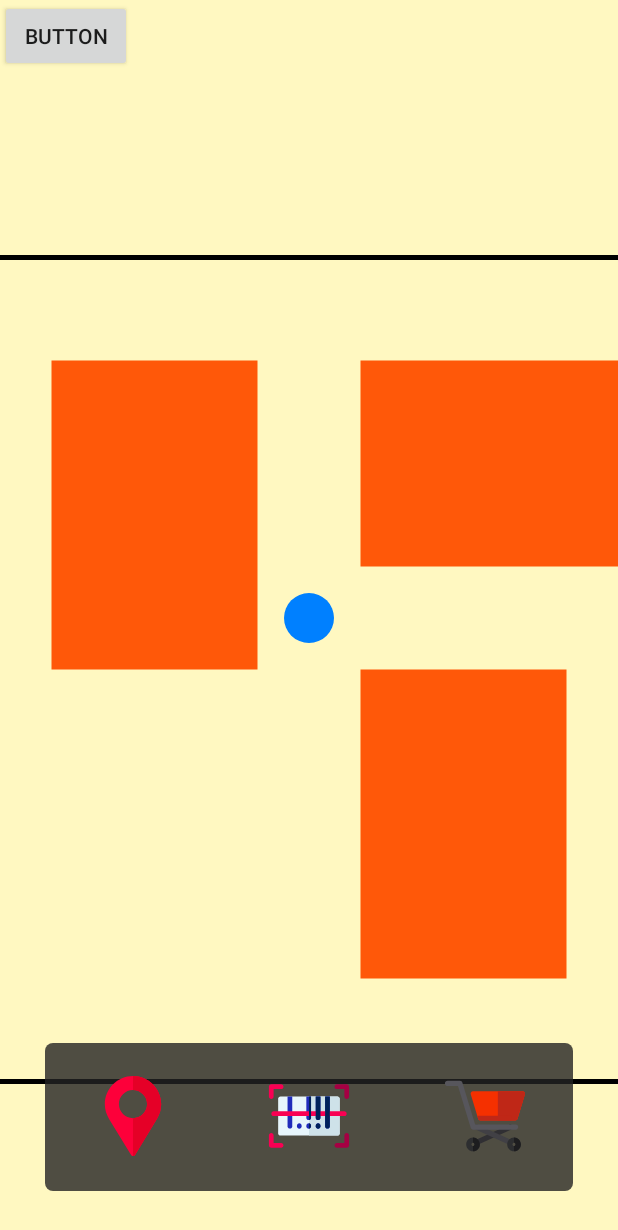
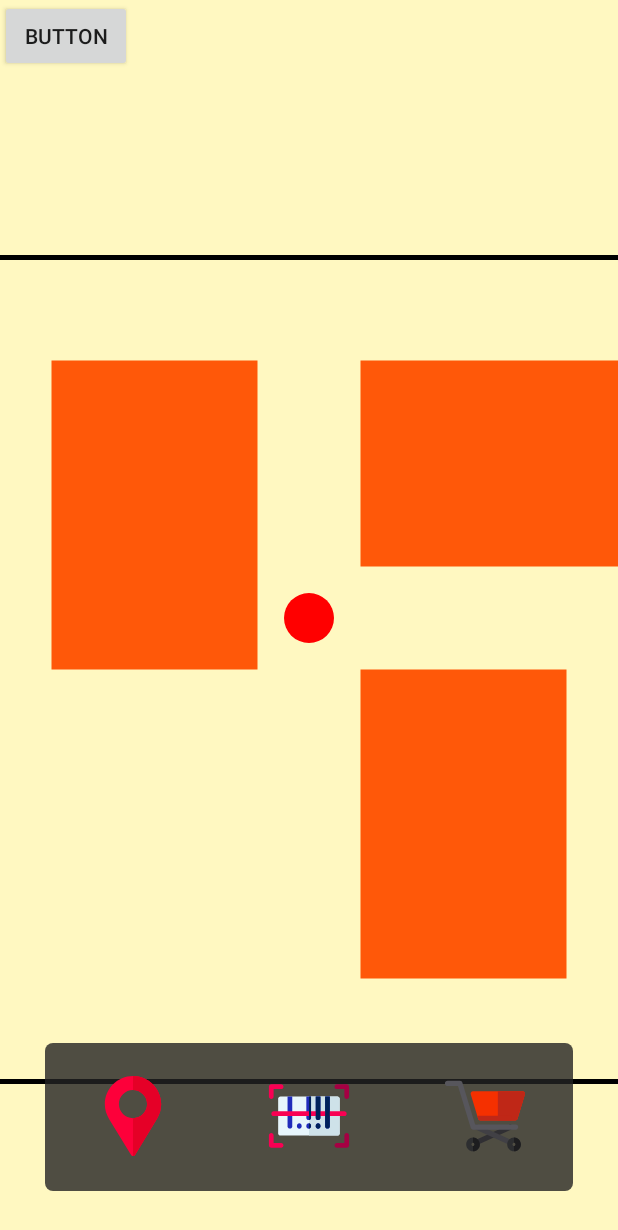
Before and after one commit to tom1484/navigation, an Android app: the screen it shows after launch (MapActivity), on a phone screen of 412 x 824 dp. Shown: the top 1230 px of the screen. Run offline under Robolectric (Android 15) with nearby library versions, the phone set to English and light mode, and no system bars.

Commit message:
update application

```diff
--- a/Navigation/app/src/main/java/com/example/navigation/MainActivity.java
+++ b/Navigation/app/src/main/java/com/example/navigation/MainActivity.java
@@ -31,8 +31,6 @@ public class MainActivity extends AppCompatActivity {
         globalVariable.activityBarHeight = (int)(windowHeight * 0.12);
         globalVariable.activityBarButtonSize = (int)(globalVariable.activityBarHeight * 0.6);
 
-        Log.i("TAG", String.valueOf(windowHeight));
-
         if (checkSelfPermission(Manifest.permission.CAMERA) != PackageManager.PERMISSION_GRANTED) {
             requestPermissions(new String[] {Manifest.permission.CAMERA}, 34);
             while (checkSelfPermission(Manifest.permission.CAMERA) != PackageManager.PERMISSION_GRANTED) {}
--- a/Navigation/app/src/main/java/com/example/navigation/Map.java
+++ b/Navigation/app/src/main/java/com/example/navigation/Map.java
@@ -5,10 +5,14 @@ import android.graphics.Canvas;
 import android.graphics.Color;
 import android.graphics.Paint;
 import android.graphics.Matrix;
+import android.graphics.Path;
+import android.graphics.PointF;
 import android.util.AttributeSet;
 import android.util.Log;
+import android.util.Pair;
 import android.view.MotionEvent;
 import android.view.View;
+import android.widget.Toast;
 
 import org.json.JSONArray;
 import org.json.JSONException;
@@ -30,7 +34,7 @@ public class Map extends View {
 
     private float mapWidth;
     private float mapHeight;
-    private  float realToScreenScalar;
+    private float realToScreenScalar;
 
     private GlobalVariable globalVariable;
     private ArrayList<MapEvent> mapEvents;
@@ -41,12 +45,39 @@ public class Map extends View {
     private float[] lastPivot;
     private float lastPointerDis;
 
+    private float PERSON_STROKE_WIDTH = 50;
+    private PointF person;
+    private Paint personPaint;
+
     public Map(Context context, AttributeSet attrs) {
         super(context, attrs);
         globalVariable = (GlobalVariable) context.getApplicationContext();
-        loadEvents();
+
+        globalVariable.mapEvents = new ArrayList<>();
+        mapEvents = globalVariable.mapEvents;
 
         transformMatrix = new Matrix();
+    }
+
+    private Pair<ArrayList<Float>, Integer> readNumbers(String path, int start) {
+        int j = start + 1;
+        while (j < path.length() && ((path.charAt(j) >= '0' && path.charAt(j) <= '9') || path.charAt(j) == '.' || path.charAt(j) == ',' || path.charAt(j) == '-'))
+            j ++;
+        ArrayList<Float> numbers = new ArrayList<>();
+
+        String num = "";
+        for (int i = start + 1; i < j; i ++) {
+            if (path.charAt(i) != ',') {
+                num += path.charAt(i);
+            } else {
+                numbers.add(Float.valueOf(num));
+                num = "";
+            }
+        }
+        if (num.length() != 0)
+            numbers.add(Float.valueOf(num));
+
+        return new Pair<>(numbers, j);
     }
 
     @Override
@@ -55,6 +86,12 @@ public class Map extends View {
 
         this.canvas = canvas;
         drawEvents();
+
+        if (person != null) {
+            float[] _person = new float[]{person.x, person.y};
+            transformMatrix.mapPoints(_person);
+            canvas.drawCircle(_person[0], _person[1], PERSON_STROKE_WIDTH / 2, personPaint);
+        }
     }
 
     public void centerPosition(float x, float y, float width) {
@@ -81,8 +118,16 @@ public class Map extends View {
         invalidate();
     }
 
-    public void addEvent(MapEvent mapEvent) {
-        mapEvents.add(mapEvent);
+    public PointF setPerson(float x, float y, float strokeWidth) {
+        person = new PointF(x, y);
+        personPaint = new Paint();
+        personPaint.setColor(Color.RED);
+
+        return person;
+    }
+
+    public void setBorder(String path, float strokeWidth) {
+        mapEvents.add(new MapEvent("path", path, strokeWidth));
     }
 
     private void drawEvents() {
@@ -156,15 +201,15 @@ public class Map extends View {
 
     }
 
-    private void loadEvents() {
+    public void loadEvents(int file_id) {
 
-        globalVariable.mapEvents = new ArrayList<>();
-        mapEvents = globalVariable.mapEvents;
-
-        String jsonString = getJsonString(R.raw.map);
+        String jsonString = getJsonString(file_id);
         try {
             JSONObject jsonObject = new JSONObject(jsonString);
             JSONArray jsonEvents = jsonObject.getJSONArray("events");
+
+            String borderPath = jsonObject.getString("border");
+            setBorder(borderPath, 5f);
 
             for (int i = 0; i < jsonEvents.length(); i ++) {
                 JSONObject jsonEvent = (JSONObject) jsonEvents.get(i);
@@ -178,10 +223,7 @@ public class Map extends View {
                         jsonEvent.getString("name"),
                         jsonEvent.getString("description"),
                         jsonEvent.getJSONArray("items"),
-                        (float)jsonEvent.getDouble("x"),
-                        (float)jsonEvent.getDouble("y"),
-                        (float)jsonEvent.getDouble("width"),
-                        (float)jsonEvent.getDouble("height")
+                        jsonEvent.getString("path")
                 );
 
                 mapEvents.add(mapEvent);
@@ -191,7 +233,6 @@ public class Map extends View {
             e.printStackTrace();
         }
 
-//        Log.i("TAG", globalVariable.mapEvents.toString());
     }
 
     private String getJsonString(int id) {
--- a/Navigation/app/src/main/java/com/example/navigation/MapActivity.java
+++ b/Navigation/app/src/main/java/com/example/navigation/MapActivity.java
@@ -18,8 +18,7 @@ import java.util.ArrayList;
 public class MapActivity extends AppCompatActivity {
 
     private Map map;
-    private MapEvent person;
-    private MapEvent border;
+    private PointF person;
 
     @Override
     protected void onCreate(Bundle savedInstanceState) {
@@ -27,31 +26,23 @@ public class MapActivity extends AppCompatActivity {
         setContentView(R.layout.activity_map);
 
         map = (Map) findViewById(R.id.map);
+        map.loadEvents(R.raw.map);
 
-        person = new MapEvent("person", 6.5f, 3.5f, 50f);
-        map.addEvent(person);
-
-        ArrayList<Pair<PointF, PointF>> paths = new ArrayList<>();
-        paths.add(new Pair<>(new PointF(0f, 0f), new PointF(13f, 0f)));
-        paths.add(new Pair<>(new PointF(13f, 0f), new PointF(13f, 8f)));
-        paths.add(new Pair<>(new PointF(13f, 8f), new PointF(0f, 8f)));
-        paths.add(new Pair<>(new PointF(0f, 8f), new PointF(0f, 0f)));
-        border = new MapEvent("path", paths, 5f);
-        map.addEvent(border);
+        person = map.setPerson(6.5f, 3.5f, 50);
 
         final View layout = (View) findViewById(R.id.map);
         ViewTreeObserver viewTreeObserver = layout.getViewTreeObserver();
         viewTreeObserver.addOnGlobalLayoutListener (new ViewTreeObserver.OnGlobalLayoutListener() {
             @Override
             public void onGlobalLayout() {
-                map.centerPosition(person.x, person.y, 6f);
+                centerPosition(null);
             }
         });
 
     }
 
     public void centerPosition(View v) {
-        map.centerPosition(person.x, person.y, 6f);
+        map.centerPosition(6.5f, 3.5f, 6f);
     }
 
     public void changeToMap(View v) {}
--- a/Navigation/app/src/main/java/com/example/navigation/MapEvent.java
+++ b/Navigation/app/src/main/java/com/example/navigation/MapEvent.java
@@ -4,6 +4,7 @@ import android.graphics.Canvas;
 import android.graphics.Color;
 import android.graphics.Matrix;
 import android.graphics.Paint;
+import android.graphics.Path;
 import android.graphics.PointF;
 import android.graphics.Rect;
 import android.graphics.RectF;
@@ -23,16 +24,11 @@ public class MapEvent {
     public String name;
     public String description;
     public ArrayList<Integer> items;
-    public float x;
-    public float y;
-    public float width;
-    public float height;
+    public Path path;
+    public float strokeWidth;
+    public boolean clickable;
 
-    public float strokeWidth;
-
-    public ArrayList<Pair<PointF, PointF>> paths;
-
-    public MapEvent(int _id, String _type, String _name, String _description, JSONArray _items, float _x, float _y, float _width, float _height) {
+    public MapEvent(int _id, String _type, String _name, String _description, JSONArray _items, String _path) {
 
         id = _id;
         type = _type;
@@ -46,59 +42,78 @@ public class MapEvent {
                 e.printStackTrace();
             }
         }
-        x = _x;
-        y = _y;
-        width = _width;
-        height = _height;
+        path = getPathFromString(_path);
+
+        clickable = true;
 
     }
 
-    public MapEvent(String _type, float _x, float _y, float _strokeWidth) {
+    public MapEvent(String _type, String _path, float _strokeWidth) {
         type = _type;
-        x = _x;
-        y = _y;
+        path = getPathFromString(_path);
         strokeWidth = _strokeWidth;
-    }
-
-    public MapEvent(String _type, ArrayList<Pair<PointF, PointF>> _paths, float _strokeWidth) {
-        type = _type;
-        paths = _paths;
-        strokeWidth = _strokeWidth;
+        clickable = false;
     }
 
     public void draw(Canvas canvas, Matrix transformMatrix) {
 
-        switch (type) {
-            case "shelf":
-                RectF rectF = new RectF(
-                        x - width / 2, y - height / 2,
-                        x + width / 2, y + height / 2
-                );
-                transformMatrix.mapRect(rectF);
-                canvas.drawRect(rectF, getPaint());
-                break;
+        Path _path = new Path(path);
+        Log.i("TAG", path.toString());
+        _path.transform(transformMatrix);
+        canvas.drawPath(_path, getPaint());
 
-            case "person":
-                float[] point = {x, y};
-                transformMatrix.mapPoints(point);
-                canvas.drawCircle(point[0], point[1], strokeWidth / 2, getPaint());
-                break;
+    }
 
-            case "path":
-                for (Pair<PointF, PointF> line: paths) {
-                    float[] start = new float[] {line.first.x, line.first.y};
-                    float[] stop = new float[] {line.second.x, line.second.y};
-                    transformMatrix.mapPoints(start);
-                    transformMatrix.mapPoints(stop);
-                    canvas.drawLine(
-                            start[0], start[1],
-                            stop[0], stop[1],
-                            getPaint()
-                    );
-                }
-                break;
+    private Path getPathFromString(String pathStr) {
+        Path path = new Path();
+        for (int i = 0; i < pathStr.length();) {
+            Pair<ArrayList<Float>, Integer> res = readNumbers(pathStr, i);
+            ArrayList<Float> numbers = res.first;
+            switch (pathStr.charAt(i)) {
+                case 'M':
+                    path.moveTo(numbers.get(0), numbers.get(1));
+                    break;
+                case 'm':
+                    path.rMoveTo(numbers.get(0), numbers.get(1));
+                    break;
+                case 'L':
+                    path.lineTo(numbers.get(0), numbers.get(1));
+                    break;
+                case 'l':
+                    path.rLineTo(numbers.get(0), numbers.get(1));
+                    break;
+                case 'A':
+                    path.addArc(numbers.get(0), numbers.get(1), numbers.get(2), numbers.get(3), numbers.get(4), numbers.get(5));
+                    break;
+                case 'z':
+                    path.close();
+                    break;
+            }
+            i = res.second;
         }
 
+        return path;
+    }
+
+    private Pair<ArrayList<Float>, Integer> readNumbers(String path, int start) {
+        int j = start + 1;
+        while (j < path.length() && ((path.charAt(j) >= '0' && path.charAt(j) <= '9') || path.charAt(j) == '.' || path.charAt(j) == ',' || path.charAt(j) == '-'))
+            j ++;
+        ArrayList<Float> numbers = new ArrayList<>();
+
+        String num = "";
+        for (int i = start + 1; i < j; i ++) {
+            if (path.charAt(i) != ',') {
+                num += path.charAt(i);
+            } else {
+                numbers.add(Float.valueOf(num));
+                num = "";
+            }
+        }
+        if (num.length() != 0)
+            numbers.add(Float.valueOf(num));
+
+        return new Pair<>(numbers, j);
     }
 
     private Paint getPaint() {
@@ -125,21 +140,4 @@ public class MapEvent {
         return paint;
     }
 
-    public String toString() {
-
-        String string = "{";
-        string += "id: " + String.valueOf(id) + ", ";
-        string += "type: " + String.valueOf(type) + ", ";
-        string += "name: " + String.valueOf(name) + ", ";
-        string += "description: " + String.valueOf(description) + ", ";
-        string += "items: " + String.valueOf(items) + ", ";
-        string += "x: " + String.valueOf(x) + ", ";
-        string += "y: " + String.valueOf(y) + ", ";
-        string += "width: " + String.valueOf(width) + ", ";
-        string += "height: " + String.valueOf(height) + "}";
-
-        return string;
-
-    }
-
 }
```
Also changed, not shown: Navigation/app/src/main/res/raw/map.json (+8 -30 lines).
